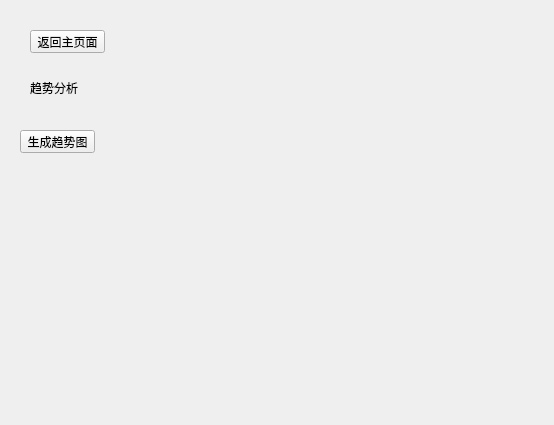
The window that StudentScoreSystem/trend.ui (wmq-666/qt) describes before a commit, drawn with Qt 5.
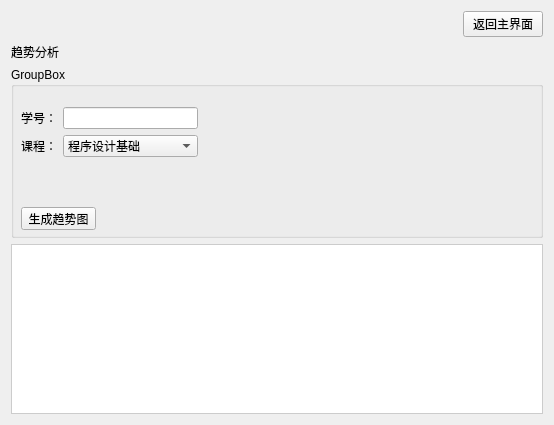
The same window after the commit.

```diff
--- a/StudentScoreSystem/trend.ui
+++ b/StudentScoreSystem/trend.ui
@@ -13,15 +13,31 @@
   <property name="windowTitle">
    <string>Form</string>
   </property>
+  <layout class="QGridLayout" name="gridLayout">
+   <item row="0" column="0">
+    <spacer name="horizontalSpacer">
+     <property name="orientation">
+      <enum>Qt::Orientation::Horizontal</enum>
+     </property>
+     <property name="sizeHint" stdset="0">
+      <size>
+       <width>452</width>
+       <height>20</height>
+      </size>
+     </property>
+    </spacer>
+   </item>
+   <item row="0" column="1">
+    <widget class="QPushButton" name="btnback">
+     <property name="text">
+      <string>返回主界面</string>
+     </property>
+    </widget>
+   </item>
+   <item row="1" column="0" colspan="2">
+    <layout class="QVBoxLayout" name="verticalLayout_2">
+     <item>
   <widget class="QLabel" name="label">
-   <property name="geometry">
-    <rect>
-     <x>30</x>
-     <y>80</y>
-     <width>48</width>
-     <height>16</height>
-    </rect>
-   </property>
    <property name="sizePolicy">
     <sizepolicy hsizetype="Preferred" vsizetype="Maximum">
      <horstretch>0</horstretch>
@@ -32,38 +48,107 @@
     <string>趋势分析</string>
    </property>
   </widget>
-  <widget class="QPushButton" name="pushButton">
+     </item>
+     <item>
+      <layout class="QVBoxLayout" name="verticalLayout">
+       <item>
+        <widget class="QGroupBox" name="groupBox">
+         <property name="sizePolicy">
+          <sizepolicy hsizetype="Preferred" vsizetype="Preferred">
+           <horstretch>0</horstretch>
+           <verstretch>0</verstretch>
+          </sizepolicy>
+         </property>
+         <property name="minimumSize">
+          <size>
+           <width>1</width>
+           <height>0</height>
+          </size>
+         </property>
+         <property name="title">
+          <string>GroupBox</string>
+         </property>
+         <widget class="QPushButton" name="btnGenerate">
    <property name="geometry">
     <rect>
-     <x>20</x>
-     <y>130</y>
+            <x>10</x>
+            <y>140</y>
      <width>75</width>
      <height>23</height>
     </rect>
    </property>
-   <property name="sizePolicy">
-    <sizepolicy hsizetype="Fixed" vsizetype="Fixed">
-     <horstretch>0</horstretch>
-     <verstretch>0</verstretch>
-    </sizepolicy>
-   </property>
    <property name="text">
     <string>生成趋势图</string>
    </property>
   </widget>
-  <widget class="QPushButton" name="btnback">
+         <widget class="QWidget" name="">
    <property name="geometry">
     <rect>
-     <x>30</x>
-     <y>30</y>
-     <width>75</width>
-     <height>23</height>
-    </rect>
-   </property>
+            <x>10</x>
+            <y>40</y>
+            <width>177</width>
+            <height>50</height>
+           </rect>
+          </property>
+          <layout class="QFormLayout" name="formLayout">
+           <item row="0" column="0">
+            <widget class="QLabel" name="label_2">
    <property name="text">
-    <string>返回主页面</string>
-   </property>
-  </widget>
+              <string>学号：</string>
+             </property>
+            </widget>
+           </item>
+           <item row="0" column="1">
+            <widget class="QLineEdit" name="editStudentId"/>
+           </item>
+           <item row="1" column="0">
+            <widget class="QLabel" name="label_3">
+             <property name="text">
+              <string>课程：</string>
+             </property>
+            </widget>
+           </item>
+           <item row="1" column="1">
+            <widget class="QComboBox" name="comboBox">
+             <item>
+              <property name="text">
+               <string>程序设计基础</string>
+              </property>
+             </item>
+             <item>
+              <property name="text">
+               <string>高等数学</string>
+              </property>
+             </item>
+             <item>
+              <property name="text">
+               <string>大学英语</string>
+              </property>
+             </item>
+            </widget>
+           </item>
+          </layout>
+         </widget>
+        </widget>
+       </item>
+       <item>
+        <widget class="QWidget" name="chartContainer" native="true">
+         <property name="sizePolicy">
+          <sizepolicy hsizetype="Preferred" vsizetype="Minimum">
+           <horstretch>0</horstretch>
+           <verstretch>0</verstretch>
+          </sizepolicy>
+         </property>
+         <property name="styleSheet">
+          <string notr="true">background-color: white; border: 1px solid #ccc;</string>
+         </property>
+        </widget>
+       </item>
+      </layout>
+     </item>
+    </layout>
+   </item>
+  </layout>
  </widget>
  <resources/>
  <connections/>
```
Lines whose indentation alone changed are shown as unchanged.
